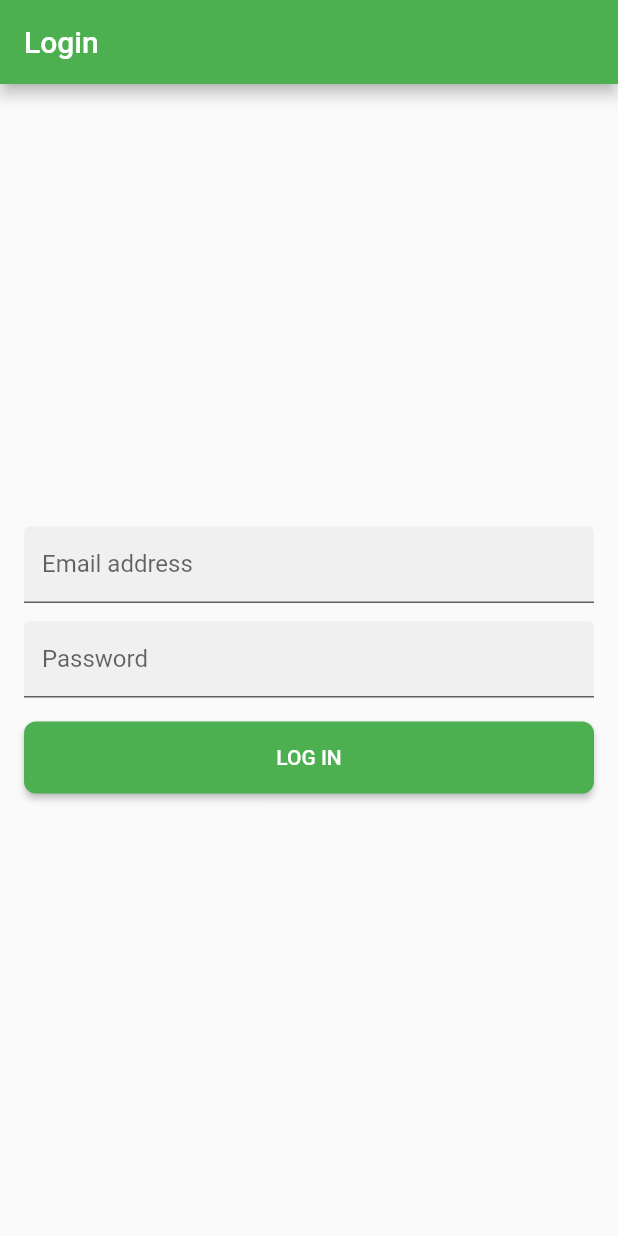
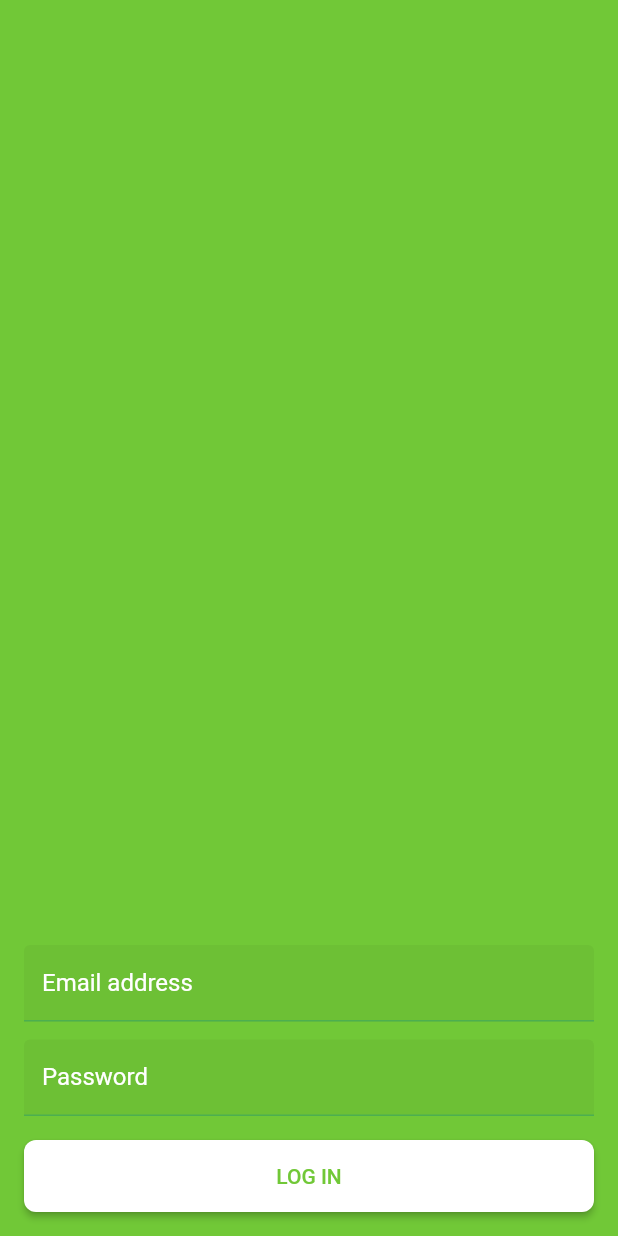
Before and after one commit to lerenn/envely-app, a Flutter app: the screen it shows after launch, on a phone screen of 412 x 824 dp. Run offline on Flutter 3.47's test engine with Material 2 defaults, Android fonts, the phone set to English and light mode, and no system bars; our stand-ins replace bloc, equatable, flutter_bloc.

Commit message:
login: adapt screen colors

```diff
--- a/lib/main.dart
+++ b/lib/main.dart
@@ -42,13 +42,29 @@ void main() => runApp(
       ),
     ));
 
+Map<int, Color> color = {
+  050: Color.fromRGBO(0x71, 0xC8, 0x37, 0.1),
+  100: Color.fromRGBO(0x71, 0xC8, 0x37, 0.2),
+  200: Color.fromRGBO(0x71, 0xC8, 0x37, 0.3),
+  300: Color.fromRGBO(0x71, 0xC8, 0x37, 0.4),
+  400: Color.fromRGBO(0x71, 0xC8, 0x37, 0.5),
+  500: Color.fromRGBO(0x71, 0xC8, 0x37, 0.6),
+  600: Color.fromRGBO(0x71, 0xC8, 0x37, 0.7),
+  700: Color.fromRGBO(0x71, 0xC8, 0x37, 0.8),
+  800: Color.fromRGBO(0x71, 0xC8, 0x37, 0.9),
+  900: Color.fromRGBO(0x71, 0xC8, 0x37, 1.0),
+};
+
 class MyApp extends StatelessWidget {
   @override
   Widget build(BuildContext context) {
     return MaterialApp(
       title: 'Envely',
       theme: ThemeData(
-        primarySwatch: Colors.green,
+        primarySwatch: MaterialColor(0xFF71C837, color),
+        // primarySwatch: Colors.green,
+        secondaryHeaderColor: Colors.white,
+        hintColor: Colors.green,
       ),
       // BlocBuilder will listen to changes in AuthenticationState
       // and build an appropriate widget based on the state.
--- a/lib/pages/login_page.dart
+++ b/lib/pages/login_page.dart
@@ -8,9 +8,6 @@ class LoginPage extends StatelessWidget {
   @override
   Widget build(BuildContext context) {
     return Scaffold(
-      appBar: AppBar(
-        title: Text('Login'),
-      ),
       body: SafeArea(
           minimum: const EdgeInsets.all(16),
           child: BlocBuilder<AuthenticationBloc, AuthenticationState>(
@@ -43,6 +40,7 @@ class LoginPage extends StatelessWidget {
               ));
             },
           )),
+      backgroundColor: Theme.of(context).primaryColor,
     );
   }
 }
@@ -54,7 +52,7 @@ class _AuthForm extends StatelessWidget {
     final authBloc = BlocProvider.of<AuthenticationBloc>(context);
 
     return Container(
-      alignment: Alignment.center,
+      alignment: Alignment.bottomCenter,
       child: BlocProvider<LoginBloc>(
         create: (context) => LoginBloc(authBloc, authService),
         child: _SignInForm(),
@@ -112,8 +110,13 @@ class __SignInFormState extends State<_SignInForm> {
                   TextFormField(
                     decoration: InputDecoration(
                       labelText: 'Email address',
+                      labelStyle: TextStyle(
+                          color: Theme.of(context).secondaryHeaderColor),
                       filled: true,
                       isDense: true,
+                    ),
+                    style: TextStyle(
+                      color: Theme.of(context).secondaryHeaderColor,
                     ),
                     controller: _emailController,
                     keyboardType: TextInputType.emailAddress,
@@ -131,6 +134,8 @@ class __SignInFormState extends State<_SignInForm> {
                   TextFormField(
                     decoration: InputDecoration(
                       labelText: 'Password',
+                      labelStyle: TextStyle(
+                          color: Theme.of(context).secondaryHeaderColor),
                       filled: true,
                       isDense: true,
                     ),
@@ -147,8 +152,8 @@ class __SignInFormState extends State<_SignInForm> {
                     height: 16,
                   ),
                   RaisedButton(
-                    color: Theme.of(context).primaryColor,
-                    textColor: Colors.white,
+                    color: Theme.of(context).secondaryHeaderColor,
+                    textColor: Theme.of(context).primaryColor,
                     padding: const EdgeInsets.all(16),
                     shape: new RoundedRectangleBorder(
                         borderRadius: new BorderRadius.circular(8.0)),
```
